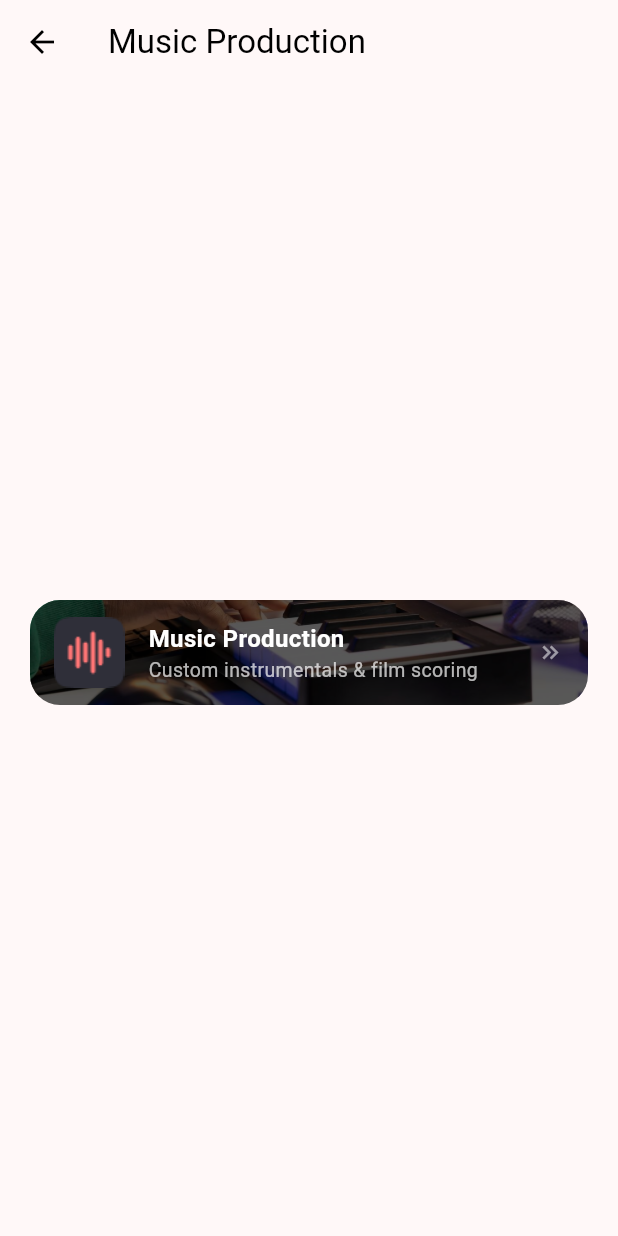
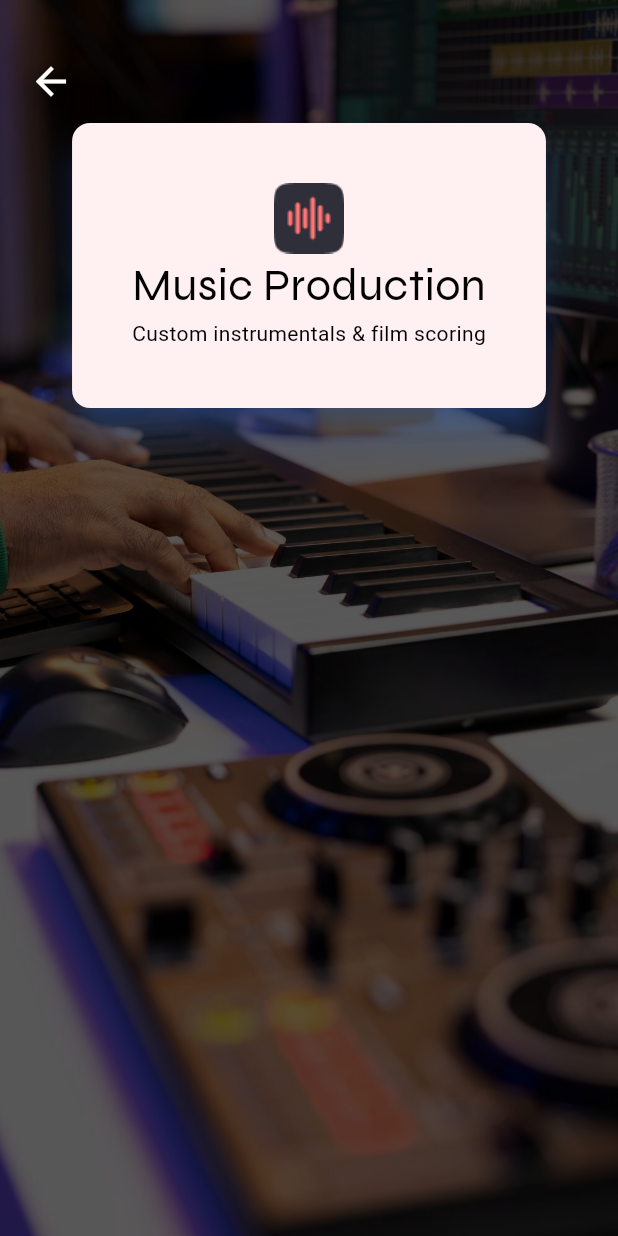
Before and after one commit to deepakrankawat/music_ui, a Flutter app: the screen it shows after launch, after a tap on "Music Production", on a phone screen of 412 x 824 dp. Run offline on Flutter 3.47's test engine with Material 3 defaults, Android fonts, the phone set to English and light mode, and no system bars; our stand-ins replace firebase_core, flutter_riverpod, google_fonts; accounts and stored records are empty.

Commit message:
info_screen

```diff
--- a/lib/Service_page/lyrics_writing_page.dart
+++ b/lib/Service_page/lyrics_writing_page.dart
@@ -1,7 +1,7 @@
 import 'package:flutter/material.dart';
+import 'package:google_fonts/google_fonts.dart';
 import 'package:music/MVVM/service_card.dart';
 import 'package:music/MVVM/service_model.dart';
-
 
 class DetailScreen extends StatelessWidget {
   final ServiceModel service;
@@ -11,8 +11,50 @@ class DetailScreen extends StatelessWidget {
   @override
   Widget build(BuildContext context) {
     return Scaffold(
-      appBar: AppBar(title: Text(service.title)),
-      body: Center(child: ServiceCard(service: service)),
+      body: Stack(
+        children: [
+          Container(
+            height: double.infinity,
+            width: double.infinity,
+            child: Image.asset(service.image2, fit: BoxFit.cover),
+          ),
+          Container(
+            width: double.infinity,
+            color: Colors.black.withOpacity(0.65),
+          ),
+          Padding(
+            padding: const EdgeInsets.only(left: 10, right: 10, top: 30),
+            child: Column(
+              children: [
+                Row(
+                  children: [
+                    IconButton(
+                      onPressed: () => Navigator.pop(context),
+                      icon: Icon(
+                        Icons.arrow_back,
+                        color: Colors.white,
+                        size: 30,
+                      ),
+                    ),
+                  ],
+                ),
+              Card(elevation: 10,
+              shadowColor: Colors.blueAccent,
+                child: Padding(
+                padding: const EdgeInsets.all(40),
+                child: Column(
+                  children: [
+                    Image.asset(service.image1,),
+                    Column(children: [Text(service.title , style: GoogleFonts.syne(fontSize: 30),),
+                    Text(service.subtitle)],)
+                  ],
+                ),
+              ))
+              ],
+            ),
+          ),
+        ],
+      ),
     );
   }
 }
```
